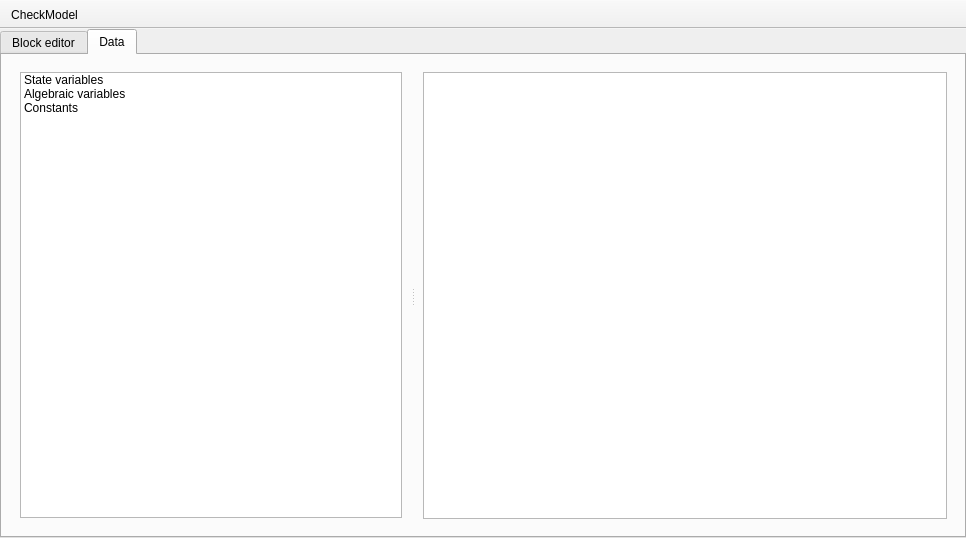
First picture: the form in src/VeraGrid/Gui/RmsModelEditor/rms_model_editor.ui, repository JordiBejarUPC/veragrid-hvdc-bipolar-pfc, before the edit.
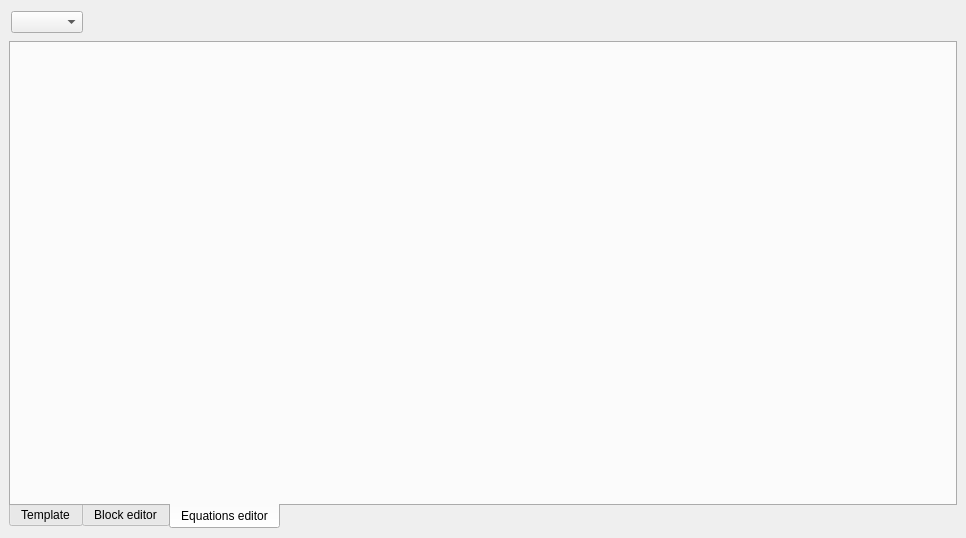
Second picture: the form after the edit. The open tabs and pages were chosen to show the change.

The edit to the form file:
```diff
--- a/src/VeraGrid/Gui/RmsModelEditor/rms_model_editor.ui
+++ b/src/VeraGrid/Gui/RmsModelEditor/rms_model_editor.ui
@@ -15,23 +15,59 @@
   </property>
   <widget class="QWidget" name="centralwidget">
    <layout class="QVBoxLayout" name="verticalLayout">
-    <property name="leftMargin">
-     <number>0</number>
-    </property>
-    <property name="topMargin">
-     <number>0</number>
-    </property>
-    <property name="rightMargin">
-     <number>0</number>
-    </property>
-    <property name="bottomMargin">
-     <number>0</number>
-    </property>
+    <item>
+     <widget class="QFrame" name="frame">
+      <property name="frameShape">
+       <enum>QFrame::Shape::NoFrame</enum>
+      </property>
+      <property name="frameShadow">
+       <enum>QFrame::Shadow::Raised</enum>
+      </property>
+      <layout class="QHBoxLayout" name="horizontalLayout_3">
+       <property name="leftMargin">
+        <number>2</number>
+       </property>
+       <property name="topMargin">
+        <number>2</number>
+       </property>
+       <property name="rightMargin">
+        <number>2</number>
+       </property>
+       <property name="bottomMargin">
+        <number>2</number>
+       </property>
+       <item>
+        <widget class="QComboBox" name="comboBox"/>
+       </item>
+       <item>
+        <spacer name="horizontalSpacer">
+         <property name="orientation">
+          <enum>Qt::Orientation::Horizontal</enum>
+         </property>
+         <property name="sizeHint" stdset="0">
+          <size>
+           <width>856</width>
+           <height>20</height>
+          </size>
+         </property>
+        </spacer>
+       </item>
+      </layout>
+     </widget>
+    </item>
     <item>
      <widget class="QTabWidget" name="tabWidget">
+      <property name="tabPosition">
+       <enum>QTabWidget::TabPosition::South</enum>
+      </property>
       <property name="currentIndex">
        <number>0</number>
       </property>
+      <widget class="QWidget" name="tab_3">
+       <attribute name="title">
+        <string>Template</string>
+       </attribute>
+      </widget>
       <widget class="QWidget" name="tab">
        <attribute name="title">
         <string>Block editor</string>
@@ -44,78 +80,11 @@
       </widget>
       <widget class="QWidget" name="tab_2">
        <attribute name="title">
-        <string>Data</string>
+        <string>Equations editor</string>
        </attribute>
-       <layout class="QVBoxLayout" name="verticalLayout_3">
+       <layout class="QHBoxLayout" name="horizontalLayout_2">
         <item>
-         <widget class="QSplitter" name="splitter_3">
-          <property name="orientation">
-           <enum>Qt::Orientation::Horizontal</enum>
-          </property>
-          <widget class="QFrame" name="frame_8">
-           <property name="maximumSize">
-            <size>
-             <width>400</width>
-             <height>16777215</height>
-            </size>
-           </property>
-           <property name="frameShape">
-            <enum>QFrame::Shape::NoFrame</enum>
-           </property>
-           <property name="frameShadow">
-            <enum>QFrame::Shadow::Raised</enum>
-           </property>
-           <layout class="QVBoxLayout" name="verticalLayout_7">
-            <property name="topMargin">
-             <number>8</number>
-            </property>
-            <item>
-             <widget class="QListWidget" name="datalistWidget">
-              <item>
-               <property name="text">
-                <string>State variables</string>
-               </property>
-              </item>
-              <item>
-               <property name="text">
-                <string>Algebraic variables</string>
-               </property>
-              </item>
-              <item>
-               <property name="text">
-                <string>Constants</string>
-               </property>
-              </item>
-             </widget>
-            </item>
-           </layout>
-          </widget>
-          <widget class="QFrame" name="PlotFrame">
-           <property name="frameShape">
-            <enum>QFrame::Shape::NoFrame</enum>
-           </property>
-           <property name="frameShadow">
-            <enum>QFrame::Shadow::Raised</enum>
-           </property>
-           <layout class="QHBoxLayout" name="horizontalLayout">
-            <property name="leftMargin">
-             <number>8</number>
-            </property>
-            <property name="topMargin">
-             <number>8</number>
-            </property>
-            <property name="rightMargin">
-             <number>8</number>
-            </property>
-            <property name="bottomMargin">
-             <number>8</number>
-            </property>
-            <item>
-             <widget class="QTableView" name="datatableView"/>
-            </item>
-           </layout>
-          </widget>
-         </widget>
+         <layout class="QHBoxLayout" name="equations_editor_layout"/>
         </item>
        </layout>
       </widget>
@@ -123,21 +92,6 @@
     </item>
    </layout>
   </widget>
-  <widget class="QToolBar" name="toolBar">
-   <property name="windowTitle">
-    <string>toolBar</string>
-   </property>
-   <property name="movable">
-    <bool>false</bool>
-   </property>
-   <attribute name="toolBarArea">
-    <enum>TopToolBarArea</enum>
-   </attribute>
-   <attribute name="toolBarBreak">
-    <bool>false</bool>
-   </attribute>
-   <addaction name="actionCheckModel"/>
-  </widget>
   <action name="actionCheckModel">
    <property name="text">
     <string>CheckModel</string>
```
Left out of the diff: 2 changed lines with no effect on the pictures.
